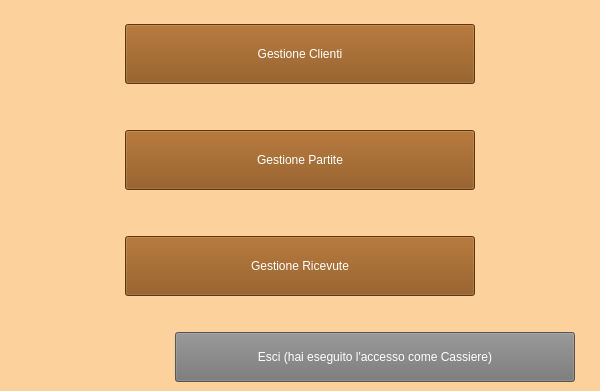
Before: the Qt Designer form Dipendente/view/cassiereMain.ui in ManuelMarrone/GestioneBowling, drawn with Qt 5; both pictures show x 0 to 600 and y 209 to 600 of the 600 by 600 pixel window.
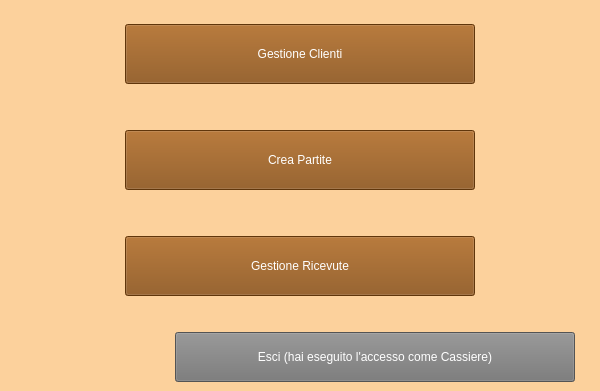
After: the same form once the commit is applied. Icons and pictures are not drawn.

Commit message: Gestione delle partite

The edit to the form file:
```diff
--- a/Dipendente/view/cassiereMain.ui
+++ b/Dipendente/view/cassiereMain.ui
@@ -147,7 +147,7 @@
            <string notr="true">color: white;  background-color: #874B0F</string>
           </property>
           <property name="text">
-           <string>Gestione Partite</string>
+           <string>Crea Partite</string>
           </property>
          </widget>
         </item>
```
The commit also changes 17 other files.
